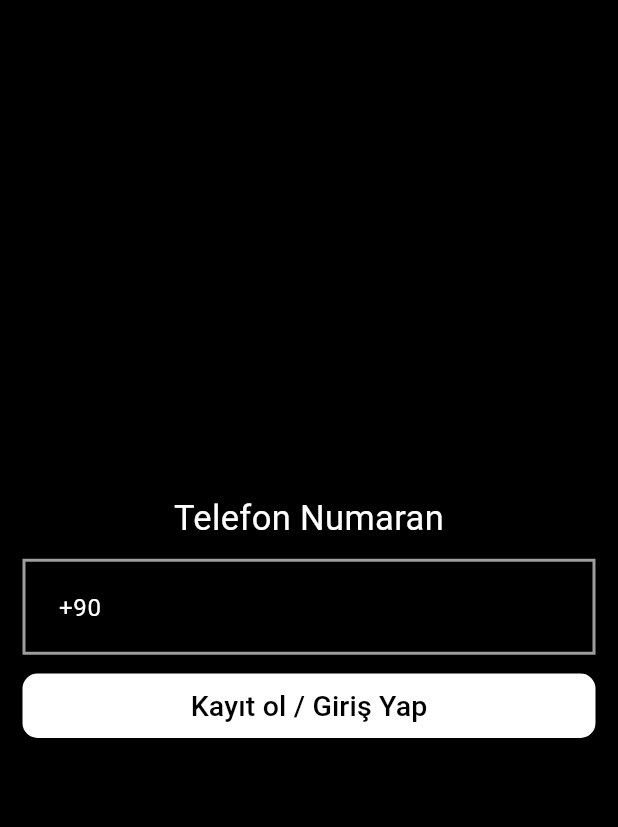
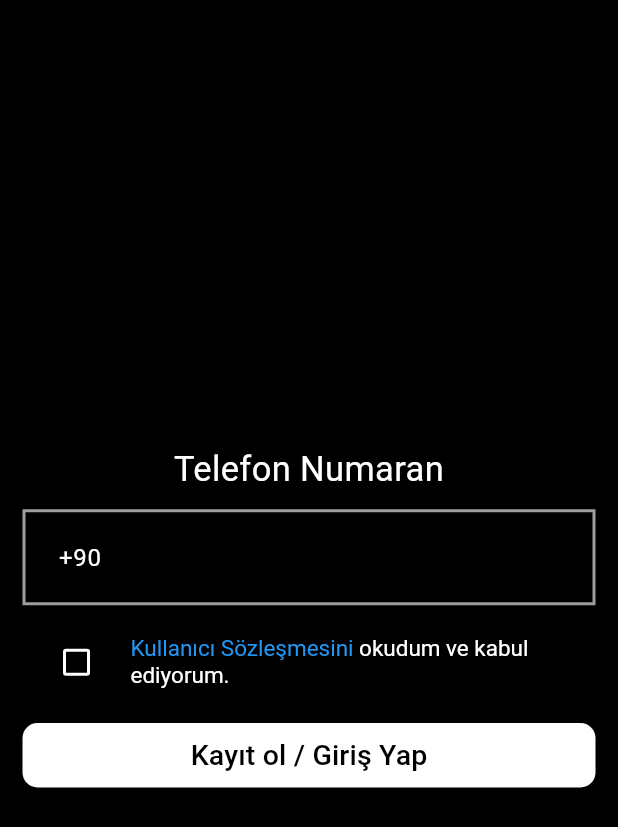
Before and after one commit to Sehirli/sehirli-app, a Flutter app: the screen it shows after launch, after a tap on "Başlayalım", on a phone screen of 412 x 824 dp. Shown: the top 827 px of the screen. Run offline on Flutter 3.47's test engine with Material 2 defaults, Android fonts, the phone set to English and light mode, and no system bars; our stand-ins replace bloc, cloud_firestore, firebase_auth, firebase_core, firebase_storage, flutter_bloc and 12 more; missing offline and left inert: location_picker_flutter_map; accounts and stored records are empty; Roboto replaces fonts that are missing (Kanit).

Commit message:
Add agreement to the register page

```diff
--- a/lib/pages/home_pages/start_page.dart
+++ b/lib/pages/home_pages/start_page.dart
@@ -43,7 +43,7 @@ class StartPage extends StatelessWidget {
               CustomButton(
                 onPressed: () {
                   HapticFeedback.lightImpact();
-                  Get.to(() => Register());
+                  Get.to(() => const Register());
                 },
                 backgroundColor: Colors.white,
                 foregroundColor: Colors.black,
--- a/lib/pages/register/register.dart
+++ b/lib/pages/register/register.dart
@@ -1,10 +1,12 @@
 import 'package:flutter/cupertino.dart';
+import 'package:flutter/gestures.dart';
 import 'package:flutter/material.dart';
 import 'package:flutter/services.dart';
 
 import 'package:flutter_bloc/flutter_bloc.dart';
 import 'package:flutter_multi_formatter/formatters/phone_input_formatter.dart';
 import 'package:get/get.dart';
+import 'package:google_fonts/google_fonts.dart';
 
 import 'package:sehirli/bloc/register/register_bloc.dart';
 import 'package:sehirli/pages/register/sms_code_page.dart';
@@ -12,12 +14,21 @@ import 'package:sehirli/widgets/custom_button.dart';
 import 'package:sehirli/utils/authentication.dart';
 import 'package:sehirli/widgets/custom_textfield.dart';
 import 'package:sehirli/injection_container.dart';
+import 'package:url_launcher/url_launcher.dart';
 
-class Register extends StatelessWidget {
-  Register({super.key});
+class Register extends StatefulWidget {
+  const Register({super.key});
 
+  @override
+  State<Register> createState() => _RegisterState();
+}
+
+class _RegisterState extends State<Register> {
   final TextEditingController _controller = TextEditingController(text: "+90");
+
   final RegisterBloc bloc = sl<RegisterBloc>();
+
+  bool checkedValue = false;
 
   @override
   Widget build(BuildContext context) {
@@ -43,14 +54,53 @@ class Register extends StatelessWidget {
                   ],
                 ),
                 const SizedBox(height: 10),
+                CheckboxListTile(
+                  title: RichText(
+                    text: TextSpan(
+                      style: GoogleFonts.kanit(
+                        fontSize: 15
+                      ),
+                      children: [
+                        TextSpan(
+                          text: "Kullanıcı Sözleşmesini",
+                          style: const TextStyle(
+                            color: Colors.blue
+                          ),
+                          recognizer: TapGestureRecognizer()..onTap = () {
+                            launchUrl(Uri.parse("https://sehirli.online/sozlesme"));
+                          }
+                        ),
+                        const TextSpan(
+                          text: " okudum ve kabul ediyorum.",
+                        )
+                      ]
+                    ),
+                  ),
+                  value: checkedValue,
+                  onChanged: (bool? value) {
+                    setState(() {
+                      checkedValue = value ?? false;
+                    });
+                  },
+                  controlAffinity: ListTileControlAffinity.leading,  //  <-- leading Checkbox
+                ),
+                const SizedBox(height: 10),
                 CustomButton(
                   onPressed: () {
                     HapticFeedback.lightImpact();
 
-                    WidgetsBinding.instance.addPostFrameCallback((_) {
-                      Authentication.instance.sendSMS(_controller.text);
-                      Get.to(() => const SmsCodePage());
-                    });
+                    if (!checkedValue) {
+                      Get.snackbar(
+                        "Hata!",
+                        "Şehirli'yi kullanabilmek için Kullanıcı Sözleşmesini kabul etmeniz gerekmektedir.",
+                        colorText: Colors.white,
+                        icon: const Icon(Icons.warning_amber, color: Colors.red)
+                      );
+
+                      return;
+                    }
+
+                    bloc.add(RegisterValidateNumber(value: _controller.text));
                   },
                   backgroundColor: Colors.white,
                   foregroundColor: Colors.black,
--- a/lib/widgets/homepage/home_map/move_location.dart
+++ b/lib/widgets/homepage/home_map/move_location.dart
@@ -21,7 +21,7 @@ class MoveLocation extends StatelessWidget {
         heroTag: "go_to_current_location",
         backgroundColor: Colors.black,
         child: const Icon(Icons.my_location, color: Colors.white),
-        onPressed: () => mapController.move(location, 15),
+        onPressed: () => mapController.move(location, 14),
       ),
     );
   }
```
